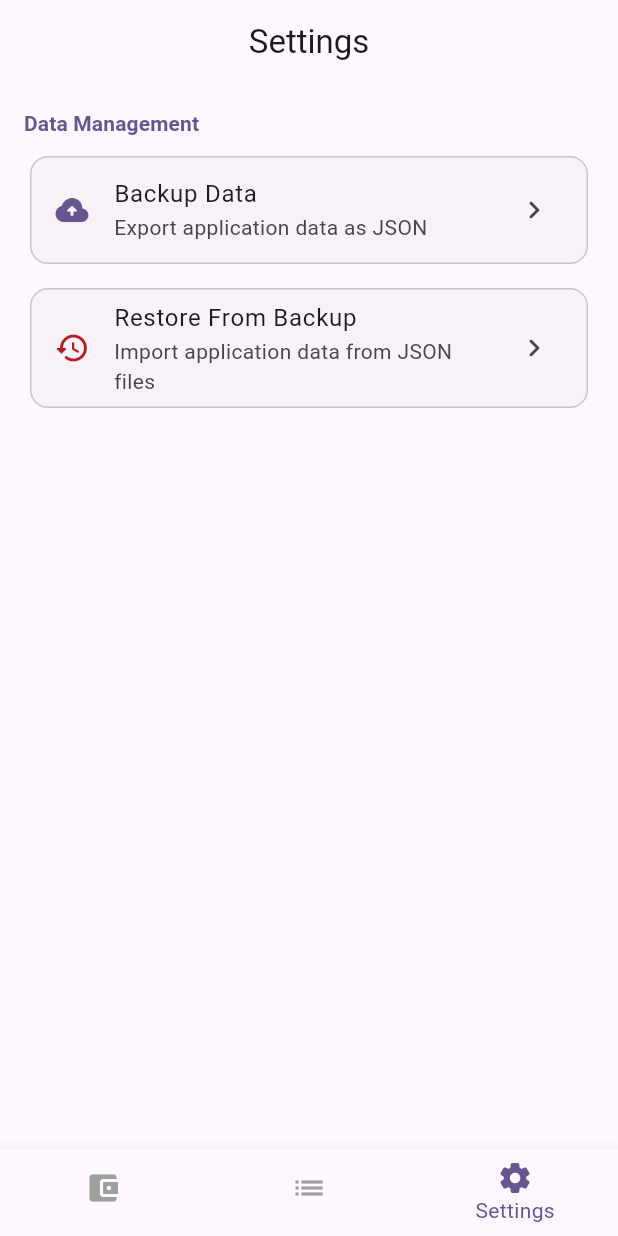
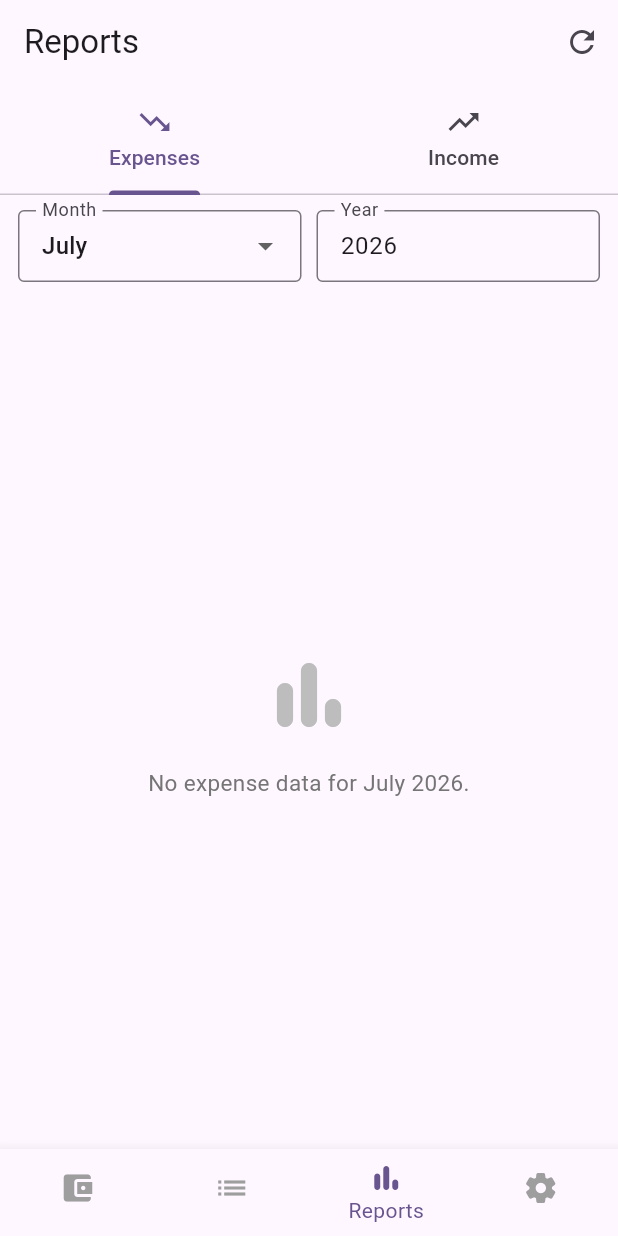
Before and after one commit to Klaz1k/MultiCurrencyFinance, a Flutter app: the screen it shows after launch, swiped to page 3, on a phone screen of 412 x 824 dp. Run offline on Flutter 3.47's test engine with Material 3 defaults, Android fonts, the phone set to English and light mode, and no system bars; our stand-ins replace file_picker, hive; accounts and stored records are empty; generated files the repository leaves out were written again.

Commit message:
Reports Screen

```diff
--- a/multi_currency_finance/lib/controller/category/income/services/get_all_income_categories_service.dart
+++ b/multi_currency_finance/lib/controller/category/income/services/get_all_income_categories_service.dart
@@ -7,9 +7,9 @@ class GetAllIncomeCategoriesService implements IService<GetAllIncomeCategoriesRe
   final IIncomeCategoryRepository _incomeCategoryRepository;
 
   GetAllIncomeCategoriesService({
-    required IIncomeCategoryRepository expenseCategoryRepository
+    required IIncomeCategoryRepository incomeCategoryRepository
   }) :
-  _incomeCategoryRepository = expenseCategoryRepository;
+  _incomeCategoryRepository = incomeCategoryRepository;
 
   @override
   Future<Result<GetAllIncomeCategoriesResponse>> execute(GetAllIncomeCategoriesRequest params) async {
--- a/multi_currency_finance/lib/controller/transaction/repository/hive/hive_transaction_repository.dart
+++ b/multi_currency_finance/lib/controller/transaction/repository/hive/hive_transaction_repository.dart
@@ -150,6 +150,7 @@ class HiveTransactionRepository implements ITransactionRepository {
       TransactionHiveObject(
         id: transaction.id,
         transactionType: TransactionTypeHiveObject.values.firstWhere((type) => type.name == transaction.transactionType.name),
+        categoryId: transaction.categoryId,
         date: transaction.date,
         currencyId: transaction.currencyId,
         description: transaction.description,
--- a/multi_currency_finance/lib/main.dart
+++ b/multi_currency_finance/lib/main.dart
@@ -7,6 +7,7 @@ import 'package:multi_currency_finance/controller/category/income/repository/hiv
 import 'package:multi_currency_finance/controller/currency/repository/hive/hive_currency_entities.dart';
 import 'package:multi_currency_finance/controller/transaction/repository/hive/hive_transaction_entities.dart';
 import 'package:multi_currency_finance/view/account/accounts_screen.dart';
+import 'package:multi_currency_finance/view/reports/reports_screen.dart';
 import 'package:multi_currency_finance/view/settings/settings_screen.dart';
 import 'package:multi_currency_finance/view/transaction/transactions_screen.dart';
 import 'package:path_provider/path_provider.dart';
@@ -60,7 +61,7 @@ class BottomNavBarState extends State<BottomNavBar> {
   int _page = 0;
   final PageController _pageController = PageController();
   // final GlobalKey<CurvedNavigationBarState> _bottomNavigationKey = GlobalKey();
-  final List<Widget> _screens = [AccountsScreen(), TransactionsScreen(), SettingsScreen()];
+  final List<Widget> _screens = [AccountsScreen(), TransactionsScreen(), ReportsScreen(), SettingsScreen()];
 
   @override
   void initState() {
@@ -110,6 +111,10 @@ class BottomNavBarState extends State<BottomNavBar> {
             label: 'Transactions',
           ),
           BottomNavigationBarItem(
+            icon: Icon(Icons.bar_chart_rounded),
+            label: 'Reports',
+          ),
+          BottomNavigationBarItem(
             icon: Icon(Icons.settings_rounded),
             label: 'Settings',
           ),
--- /dev/null
+++ b/multi_currency_finance/lib/view/reports/reports_screen.dart
@@ -0,0 +1,571 @@
+import 'package:flutter/material.dart';
+import 'package:multi_currency_finance/controller/category/expense/repository/hive/hive_expense_category_repository.dart';
+import 'package:multi_currency_finance/controller/category/income/repository/hive/hive_income_category_repository.dart';
+import 'package:multi_currency_finance/controller/common/services/service.interface.dart';
+import 'package:multi_currency_finance/controller/transaction/entities/by_category_transaction_data.dart';
+import 'package:multi_currency_finance/controller/transaction/repository/hive/hive_transaction_repository.dart';
+import 'package:multi_currency_finance/controller/transaction/services/get_transactions_grouped_by_category_service.dart';
+import 'package:multi_currency_finance/model/category/expense/expense_category.dart';
+import 'package:multi_currency_finance/model/category/income/income_category.dart';
+
+// ---------------------------------------------------------------------------
+// Month label helper
+// ---------------------------------------------------------------------------
+
+const Map<int, String> _months = {
+  1: 'January',
+  2: 'February',
+  3: 'March',
+  4: 'April',
+  5: 'May',
+  6: 'June',
+  7: 'July',
+  8: 'August',
+  9: 'September',
+  10: 'October',
+  11: 'November',
+  12: 'December',
+};
+
+// ---------------------------------------------------------------------------
+// Screen
+// ---------------------------------------------------------------------------
+
+class ReportsScreen extends StatefulWidget {
+  const ReportsScreen({super.key});
+
+  @override
+  State<ReportsScreen> createState() => _ReportsScreenState();
+}
+
+class _ReportsScreenState extends State<ReportsScreen>
+    with SingleTickerProviderStateMixin {
+  // ── Services ──────────────────────────────────────────────────────────────
+  final IService<GetTransactionsGroupedByCategoryRequest,
+          GetTransactionsGroupedByCategoryResponse>
+      _service = GetTransactionsGroupedByCategoryService(
+    transactionRepository: HiveTransactionRepository.instance,
+    expenseCategoryRepository: HiveExpenseCategoryRepository.instance,
+    incomeCategoryRepository: HiveIncomeCategoryRepository.instance,
+  );
+
+  // ── Date state ────────────────────────────────────────────────────────────
+  int _selectedMonth = DateTime.now().month;
+  late TextEditingController _yearController;
+
+  // ── Data state ────────────────────────────────────────────────────────────
+  bool _isLoading = false;
+  GetTransactionsGroupedByCategoryResponse? _data;
+
+  // ── Tab controller ────────────────────────────────────────────────────────
+  late TabController _tabController;
+
+  // ── Expanded-card tracking ────────────────────────────────────────────────
+  final Set<String> _expandedCards = {};
+
+  @override
+  void initState() {
+    super.initState();
+    _tabController = TabController(length: 2, vsync: this);
+    _yearController =
+        TextEditingController(text: DateTime.now().year.toString());
+    _fetchReport();
+  }
+
+  @override
+  void dispose() {
+    _tabController.dispose();
+    _yearController.dispose();
+    super.dispose();
+  }
+
+  // ── Data fetching ─────────────────────────────────────────────────────────
+
+  Future<void> _fetchReport() async {
+    final year = int.tryParse(_yearController.text) ?? DateTime.now().year;
+    setState(() {
+      _isLoading = true;
+      _expandedCards.clear();
+    });
+
+    final result = await _service.execute(
+      GetTransactionsGroupedByCategoryRequest(
+        date: DateTime(year, _selectedMonth),
+      ),
+    );
+
+    if (!mounted) return;
+
+    if (result.isError) {
+      setState(() => _isLoading = false);
+      ScaffoldMessenger.of(context).showSnackBar(
+        const SnackBar(content: Text('Failed to load report data.')),
+      );
+      return;
+    }
+
+    setState(() {
+      _data = result.value;
+      _isLoading = false;
+    });
+  }
+
+  // ── Helpers ───────────────────────────────────────────────────────────────
+
+  void _toggleCard(String key) {
+    setState(() {
+      if (_expandedCards.contains(key)) {
+        _expandedCards.remove(key);
+      } else {
+        _expandedCards.add(key);
+      }
+    });
+  }
+
+  double _sumExchanged(List<ByCategoryTransactionData> txns) =>
+      txns.fold(0.0, (sum, t) => sum + t.exchangedTotal);
+
+  double _sumTotal(List<ByCategoryTransactionData> txns) =>
+      txns.fold(0.0, (sum, t) => sum + t.totalAmount);
+
+  // ── Build ─────────────────────────────────────────────────────────────────
+
+  @override
+  Widget build(BuildContext context) {
+    final colorScheme = Theme.of(context).colorScheme;
+
+    return Scaffold(
+      appBar: AppBar(
+        title: const Text('Reports'),
+        actions: [
+          IconButton(
+            icon: const Icon(Icons.refresh),
+            tooltip: 'Refresh',
+            onPressed: _isLoading ? null : _fetchReport,
+          ),
+        ],
+        bottom: TabBar(
+          controller: _tabController,
+          tabs: const [
+            Tab(icon: Icon(Icons.trending_down), text: 'Expenses'),
+            Tab(icon: Icon(Icons.trending_up), text: 'Income'),
+          ],
+          indicatorColor: colorScheme.primary,
+        ),
+      ),
+      body: Column(
+        children: [
+          // ── Date selectors ────────────────────────────────────────────────
+          Padding(
+            padding:
+                const EdgeInsets.symmetric(horizontal: 12.0, vertical: 10.0),
+            child: Row(
+              children: [
+                Expanded(
+                  child: DropdownButtonFormField<int>(
+                    initialValue: _selectedMonth,
+                    decoration: const InputDecoration(
+                      labelText: 'Month',
+                      border: OutlineInputBorder(),
+                      isDense: true,
+                    ),
+                    items: List.generate(12, (i) {
+                      return DropdownMenuItem(
+                        value: i + 1,
+                        child: Text(_months[i + 1] ?? ''),
+                      );
+                    }),
+                    onChanged: (value) {
+                      if (value != null) {
+                        setState(() => _selectedMonth = value);
+                        _fetchReport();
+                      }
+                    },
+                  ),
+                ),
+                const SizedBox(width: 10),
+                Expanded(
+                  child: TextField(
+                    controller: _yearController,
+                    decoration: const InputDecoration(
+                      labelText: 'Year',
+                      border: OutlineInputBorder(),
+                      isDense: true,
+                    ),
+                    keyboardType: TextInputType.number,
+                    onSubmitted: (_) => _fetchReport(),
+                  ),
+                ),
+              ],
+            ),
+          ),
+
+          // ── Tab views ─────────────────────────────────────────────────────
+          Expanded(
+            child: _isLoading
+                ? const Center(child: CircularProgressIndicator())
+                : TabBarView(
+                    controller: _tabController,
+                    children: [
+                      _buildExpensesTab(),
+                      _buildIncomeTab(),
+                    ],
+                  ),
+          ),
+        ],
+      ),
+    );
+  }
+
+  // ── Expenses tab ──────────────────────────────────────────────────────────
+
+  Widget _buildExpensesTab() {
+    final data = _data;
+    if (data == null) return _buildEmptyState('No report loaded yet.');
+
+    final hasData =
+        data.expenses.isNotEmpty || data.uncategorizedExpenses.isNotEmpty;
+    if (!hasData) {
+      return _buildEmptyState(
+        'No expense data for ${_months[_selectedMonth]} ${_yearController.text}.',
+      );
+    }
+
+    final items = <Widget>[];
+
+    // Compute grand totals
+    double grandExchanged = 0;
+    for (final txns in data.expenses.values) {
+      grandExchanged += _sumExchanged(txns);
+    }
+    grandExchanged += _sumExchanged(data.uncategorizedExpenses);
+
+    items.add(_buildSummaryBanner(
+      label: 'Total Expenses',
+      total: grandExchanged,
+      color: const Color(0xFFFFEBEB),
+      textColor: const Color(0xFFD32F2F),
+    ));
+
+    // Category cards
+    for (final entry in data.expenses.entries) {
+      items.add(_buildExpenseCategoryCard(entry.key, entry.value));
+    }
+
+    // Uncategorized
+    if (data.uncategorizedExpenses.isNotEmpty) {
+      items.add(_buildUncategorizedCard(
+        cardKey: 'expense-uncategorized',
+        transactions: data.uncategorizedExpenses,
+        color: const Color(0xFFFFF3E0),
+        headerColor: const Color(0xFFE65100),
+      ));
+    }
+
+    items.add(const SizedBox(height: 16));
+
+    return RefreshIndicator(
+      onRefresh: _fetchReport,
+      child: ListView(padding: const EdgeInsets.only(top: 4), children: items),
+    );
+  }
+
+  // ── Income tab ────────────────────────────────────────────────────────────
+
+  Widget _buildIncomeTab() {
+    final data = _data;
+    if (data == null) return _buildEmptyState('No report loaded yet.');
+
+    final hasData =
+        data.incomes.isNotEmpty || data.uncategorizedIncomes.isNotEmpty;
+    if (!hasData) {
+      return _buildEmptyState(
+        'No income data for ${_months[_selectedMonth]} ${_yearController.text}.',
+      );
+    }
+
+    final items = <Widget>[];
+
+    // Grand totals
+    double grandExchanged = 0;
+    for (final txns in data.incomes.values) {
+      grandExchanged += _sumExchanged(txns);
+    }
+    grandExchanged += _sumExchanged(data.uncategorizedIncomes);
+
+    items.add(_buildSummaryBanner(
+      label: 'Total Income',
+      total: grandExchanged,
+      color: const Color(0xFFE8F5E9),
+      textColor: const Color(0xFF1B5E20),
+    ));
+
+    // Category cards
+    for (final entry in data.incomes.entries) {
+      items.add(_buildIncomeCategoryCard(entry.key, entry.value));
+    }
+
+    // Uncategorized
+    if (data.uncategorizedIncomes.isNotEmpty) {
+      items.add(_buildUncategorizedCard(
+        cardKey: 'income-uncategorized',
+        transactions: data.uncategorizedIncomes,
+        color: const Color(0xFFF3E5F5),
+        headerColor: const Color(0xFF6A1B9A),
+      ));
+    }
+
+    items.add(const SizedBox(height: 16));
+
+    return RefreshIndicator(
+      onRefresh: _fetchReport,
+      child: ListView(padding: const EdgeInsets.only(top: 4), children: items),
+    );
+  }
+
+  // ── Expense category card ─────────────────────────────────────────────────
+
+  Widget _buildExpenseCategoryCard(
+    ExpenseCategory category,
+    List<ByCategoryTransactionData> transactions,
+  ) {
+    final cardKey = 'expense-${category.id}';
+    final isExpanded = _expandedCards.contains(cardKey);
+    final total = _sumTotal(transactions);
+    final exchanged = _sumExchanged(transactions);
+
+    return _buildCategoryCard(
+      cardKey: cardKey,
+      isExpanded: isExpanded,
+      categoryName: category.name,
+      transactionCount: transactions.length,
+      total: total,
+      exchanged: exchanged,
+      transactions: transactions,
+      cardColor: const Color(0xFFFFF5F5),
+      headerAccent: const Color(0xFFD32F2F),
+    );
+  }
+
+  // ── Income category card ──────────────────────────────────────────────────
+
+  Widget _buildIncomeCategoryCard(
+    IncomeCategory category,
+    List<ByCategoryTransactionData> transactions,
+  ) {
+    final cardKey = 'income-${category.id}';
+    final isExpanded = _expandedCards.contains(cardKey);
+    final total = _sumTotal(transactions);
+    final exchanged = _sumExchanged(transactions);
+
+    return _buildCategoryCard(
+      cardKey: cardKey,
+      isExpanded: isExpanded,
+      categoryName: category.name,
+      transactionCount: transactions.length,
+      total: total,
+      exchanged: exchanged,
+      transactions: transactions,
+      cardColor: const Color(0xFFF1FBF1),
+      headerAccent: const Color(0xFF2E7D32),
+    );
+  }
+
+  // ── Uncategorized card ────────────────────────────────────────────────────
+
+  Widget _buildUncategorizedCard({
+    required String cardKey,
+    required List<ByCategoryTransactionData> transactions,
+    required Color color,
+    required Color headerColor,
+  }) {
+    final isExpanded = _expandedCards.contains(cardKey);
+    final total = _sumTotal(transactions);
+    final exchanged = _sumExchanged(transactions);
+
+    return _buildCategoryCard(
+      cardKey: cardKey,
+      isExpanded: isExpanded,
+      categoryName: 'Uncategorized',
+      transactionCount: transactions.length,
+      total: total,
+      exchanged: exchanged,
+      transactions: transactions,
+      cardColor: color,
+      headerAccent: headerColor,
+    );
+  }
+
+  // ── Shared category card ──────────────────────────────────────────────────
+
+  Widget _buildCategoryCard({
+    required String cardKey,
+    required bool isExpanded,
+    required String categoryName,
+    required int transactionCount,
+    required double total,
+    required double exchanged,
+    required List<ByCategoryTransactionData> transactions,
+    required Color cardColor,
+    required Color headerAccent,
+  }) {
+    return Card(
+      color: cardColor,
+      margin: const EdgeInsets.symmetric(horizontal: 12.0, vertical: 5.0),
+      elevation: 2,
+      shape: RoundedRectangleBorder(borderRadius: BorderRadius.circular(12)),
+      child: InkWell(
+        borderRadius: BorderRadius.circular(12),
+        onTap: () => _toggleCard(cardKey),
+        child: Padding(
+          padding: const EdgeInsets.all(14.0),
+          child: Column(
+            crossAxisAlignment: CrossAxisAlignment.start,
+            children: [
+              // ── Header row ───────────────────────────────────────────────
+              Row(
+                children: [
+                  Expanded(
+                    child: Text(
+                      categoryName,
+                      style: TextStyle(
+                        fontWeight: FontWeight.bold,
+                        fontSize: 16,
+                        color: headerAccent,
+                      ),
+                    ),
+                  ),
+                  Icon(
+                    isExpanded
+                        ? Icons.keyboard_arrow_up
+                        : Icons.keyboard_arrow_down,
+                    color: headerAccent,
+                  ),
+                ],
+              ),
+              const SizedBox(height: 6),
+
+              // ── Summary row ───────────────────────────────────────────────
+              Row(
+                mainAxisAlignment: MainAxisAlignment.spaceBetween,
+                children: [
+                  Text(
+                    '$transactionCount transaction${transactionCount != 1 ? 's' : ''}',
+                    style: TextStyle(
+                      color: Colors.grey[700],
+                      fontSize: 13,
+                    ),
+                  ),
+                  Column(
+                    crossAxisAlignment: CrossAxisAlignment.end,
+                    children: [
+                      Text(
+                        'Total: ${total.toStringAsFixed(2)}',
+                        style: const TextStyle(fontSize: 13),
+                      ),
+                      Text(
+                        'Exchanged: ${exchanged.toStringAsFixed(2)}',
+                        style: TextStyle(
+                          fontWeight: FontWeight.bold,
+                          fontSize: 14,
+                          color: headerAccent,
+                        ),
+                      ),
+                    ],
+                  ),
+                ],
+              ),
+
+              // ── Expanded detail ───────────────────────────────────────────
+              if (isExpanded) ...[
+                const Divider(height: 20),
+                ...transactions.map((txn) => Padding(
+                      padding: const EdgeInsets.symmetric(vertical: 3.0),
+                      child: Row(
+                        mainAxisAlignment: MainAxisAlignment.spaceBetween,
+                        children: [
+                          Text(
+                            txn.type.name,
+                            style: const TextStyle(fontSize: 13),
+                          ),
+                          Text(
+                            '${txn.totalAmount.toStringAsFixed(2)}  (${txn.exchangedTotal.toStringAsFixed(2)})',
+                            style: const TextStyle(
+                              fontSize: 13,
+                              fontWeight: FontWeight.w500,
+                            ),
+                          ),
+                        ],
+                      ),
+                    )),
+              ],
+            ],
+          ),
+        ),
+      ),
+    );
+  }
+
+  // ── Summary banner ────────────────────────────────────────────────────────
+
+  Widget _buildSummaryBanner({
+    required String label,
+    required double total,
+    required Color color,
+    required Color textColor,
+  }) {
+    return Container(
+      margin: const EdgeInsets.fromLTRB(12, 8, 12, 4),
+      padding: const EdgeInsets.symmetric(horizontal: 16, vertical: 12),
+      decoration: BoxDecoration(
+        color: color,
+        borderRadius: BorderRadius.circular(12),
+        border: Border.all(color: textColor.withValues(alpha: 0.3)),
+      ),
+      child: Row(
+        mainAxisAlignment: MainAxisAlignment.spaceBetween,
+        children: [
+          Text(
+            label,
+            style: TextStyle(
+              fontWeight: FontWeight.bold,
+              fontSize: 15,
+              color: textColor,
+            ),
+          ),
+          Text(
+            total.toStringAsFixed(2),
+            style: TextStyle(
+              fontWeight: FontWeight.bold,
+              fontSize: 18,
+              color: textColor,
+            ),
+          ),
+        ],
+      ),
+    );
+  }
+
+  // ── Empty state ───────────────────────────────────────────────────────────
+
+  Widget _buildEmptyState(String message) {
+    return Center(
+      child: Padding(
+        padding: const EdgeInsets.all(32.0),
+        child: Column(
+          mainAxisSize: MainAxisSize.min,
+          children: [
+            Icon(Icons.bar_chart_rounded,
+                size: 64, color: Colors.grey.shade400),
+            const SizedBox(height: 16),
+            Text(
+              message,
+              textAlign: TextAlign.center,
+              style: TextStyle(fontSize: 15, color: Colors.grey.shade600),
+            ),
+          ],
+        ),
+      ),
+    );
+  }
+}
--- a/multi_currency_finance/lib/view/transaction/make_deposit_screen.dart
+++ b/multi_currency_finance/lib/view/transaction/make_deposit_screen.dart
@@ -37,7 +37,7 @@ class _MakeDepositScreenState extends State<MakeDepositScreen> {
 
   final IService<GetAllIncomeCategoriesRequest, GetAllIncomeCategoriesResponse>
   _getAllIncomeCategoriesService = GetAllIncomeCategoriesService(
-    expenseCategoryRepository: HiveIncomeCategoryRepository.instance,
+    incomeCategoryRepository: HiveIncomeCategoryRepository.instance,
   );
 
   final IService<MakeDepositRequest, MakeDepositResponse>
@@ -90,6 +90,7 @@ class _MakeDepositScreenState extends State<MakeDepositScreen> {
     if (_formKey.currentState!.validate()) {
       _formKey.currentState!.save();
 
+      print(_selectedCategoryId);
       await _makeDepositService.execute(
         MakeDepositRequest(
           accountId: _selectedAccountId!,
```
Also changed, not shown: multi_currency_finance/lib/controller/transaction/services/make_deposit_service.dart (+6 -6 lines).
